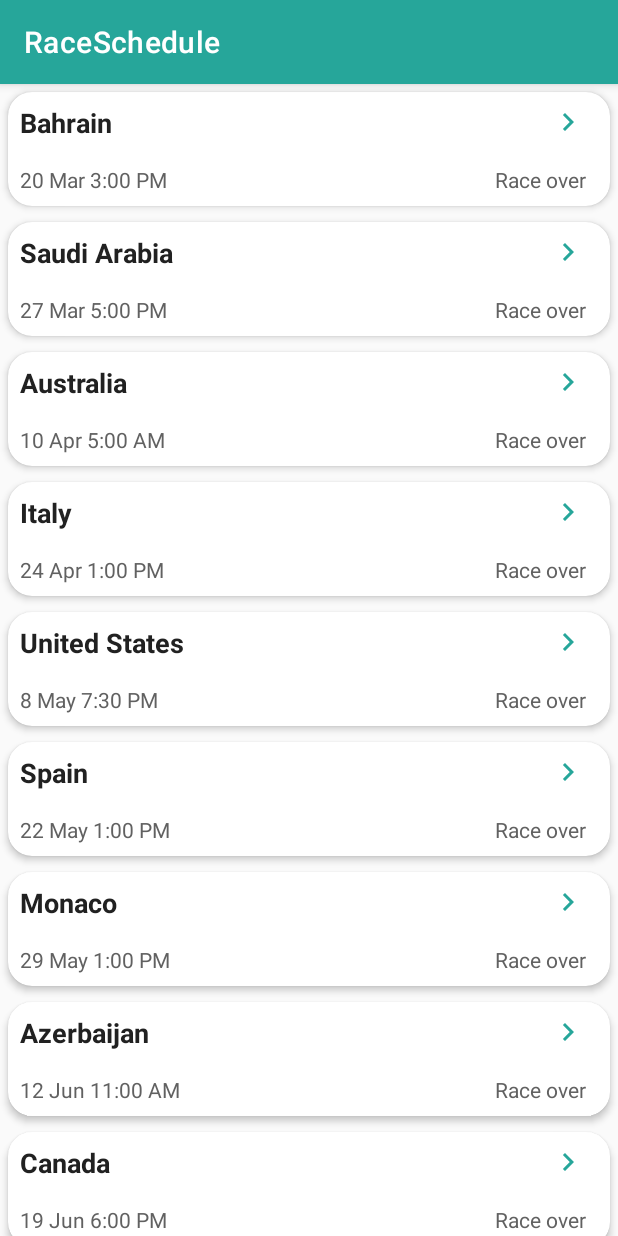
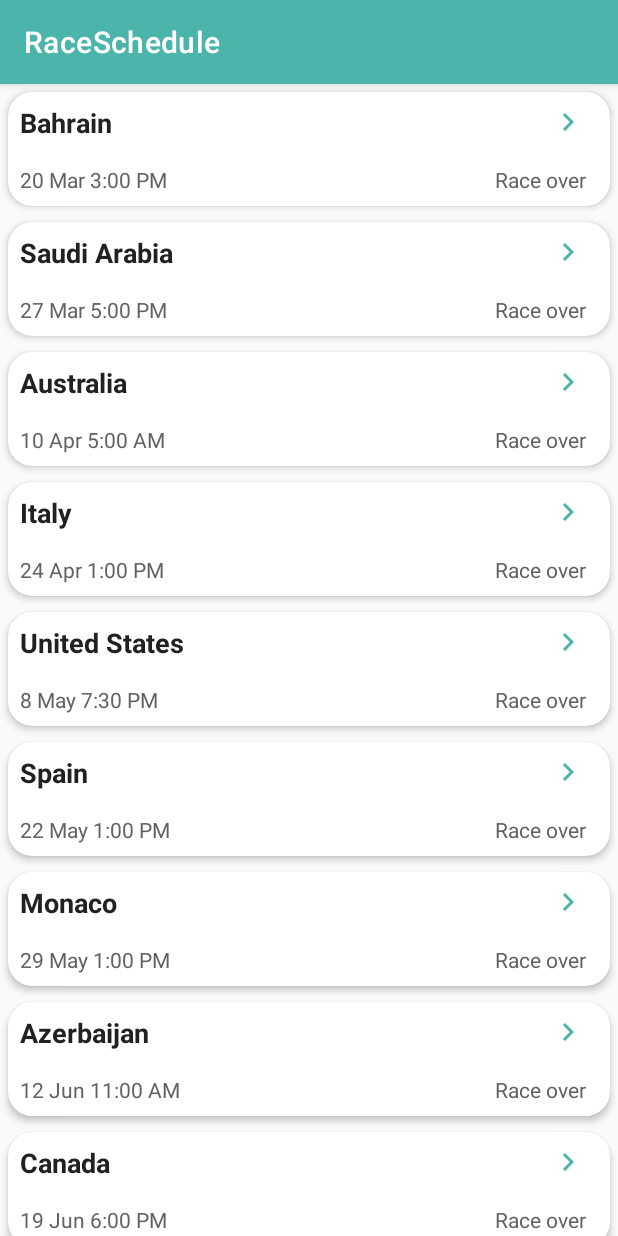
Before and after one commit to alexverdonck/RaceSchedule, an Android app: the screen it shows after launch (MainActivity), on a phone screen of 412 x 824 dp. Run offline under Robolectric (Android 15) with nearby library versions, the phone set to English and light mode, and no system bars; our stand-ins replace data binding, navigation-ui.

Commit message:
some stuff

```diff
--- a/app/src/main/res/layout/fragment_event_detail.xml
+++ b/app/src/main/res/layout/fragment_event_detail.xml
@@ -45,7 +45,7 @@
             <TextView
                 android:id="@+id/event_name"
                 style="@style/ItemContent"
-                android:layout_width="350dp"
+                android:layout_width="wrap_content"
                 android:layout_height="wrap_content"
                 android:layout_marginStart="8dp"
                 android:layout_marginTop="8dp"
--- a/app/src/main/res/raw/events.json
+++ b/app/src/main/res/raw/events.json
@@ -34,7 +34,7 @@
   },
   {
     "location": "Italy",
-    "name": "FORMULA 1 ROLEX GRAN PREMIO DEL MADE IN ITALY E DELL&#39;EMILIA-ROMAGNA 2022",
+    "name": "FORMULA 1 ROLEX GRAN PREMIO DEL MADE IN ITALY E DELL'EMILIA-ROMAGNA 2022",
     "sessions": {
       "Practice 1": "2022-04-22T13:30:00.0000000+02:00",
       "Qualifying": "2022-04-22T17:00:00.0000000+02:00",
--- a/app/src/main/res/values/colors.xml
+++ b/app/src/main/res/values/colors.xml
@@ -14,7 +14,7 @@
     <color name="orange_800">#A30000</color>
     <color name="orange_700">#DD2C00</color>
     <color name="orange_500">#FF6434</color>
-    <color name="primary">#26A69A</color>
-    <color name="light">#64D8CB</color>
-    <color name="dark">#00766C</color>
+    <color name="primary">#4BB5AB</color>
+    <color name="light">#80E8DD</color>
+    <color name="dark">#00857C</color>
 </resources>
```
Also changed, not shown: app/src/main/java/com/github/alexverdonck/raceschedule/eventtracker/BindingUtils.kt (+5 -13 lines).
